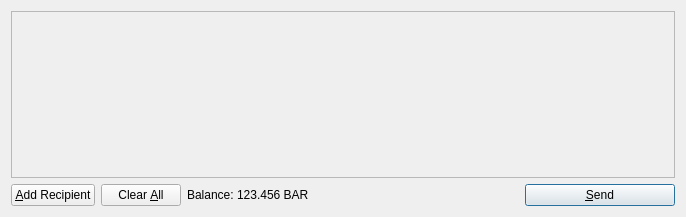
This is src/qt/forms/sendcoinsdialog.ui in UNicIT/JLCoin as Qt 5 draws it before an edit. The edited form follows.
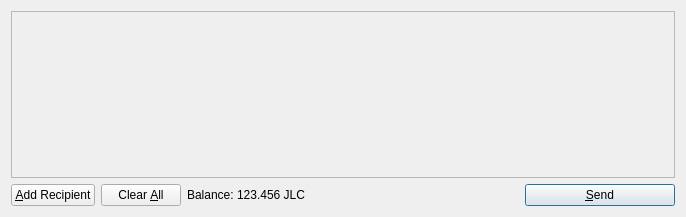
This is the edited form. Icons and pictures are not drawn.

```diff
--- a/src/qt/forms/sendcoinsdialog.ui
+++ b/src/qt/forms/sendcoinsdialog.ui
@@ -119,7 +119,7 @@
           <cursorShape>IBeamCursor</cursorShape>
          </property>
          <property name="text">
-          <string>123.456 BAR</string>
+          <string>123.456 JLC</string>
          </property>
          <property name="textInteractionFlags">
           <set>Qt::LinksAccessibleByMouse|Qt::TextSelectableByKeyboard|Qt::TextSelectableByMouse</set>
```
